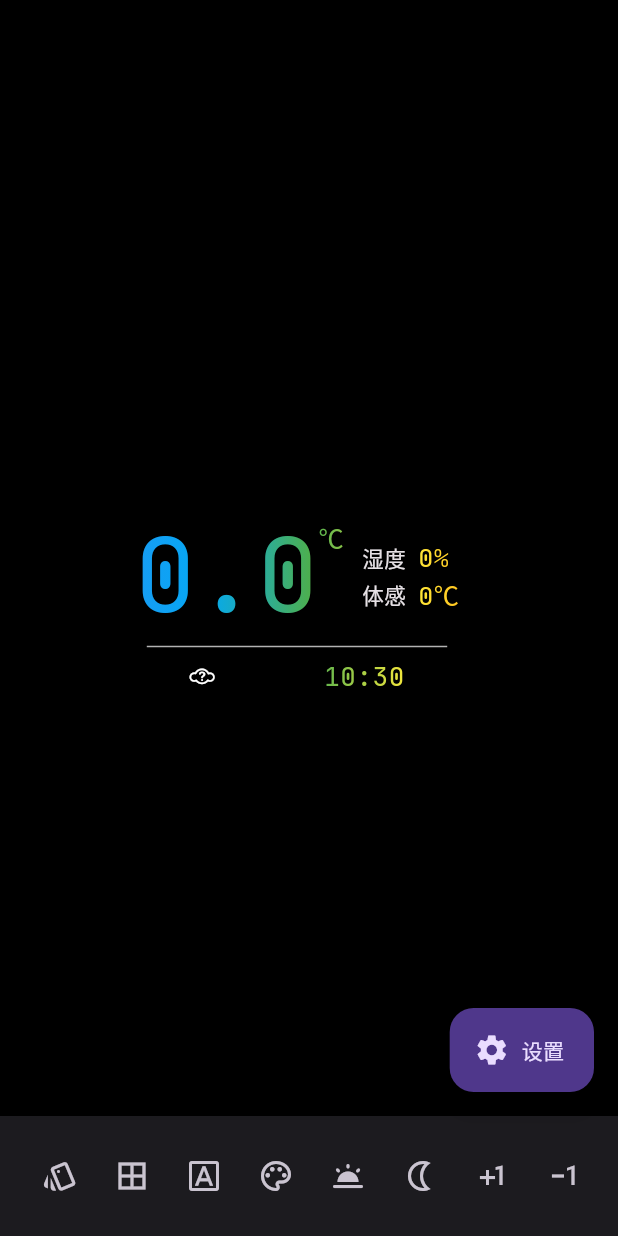
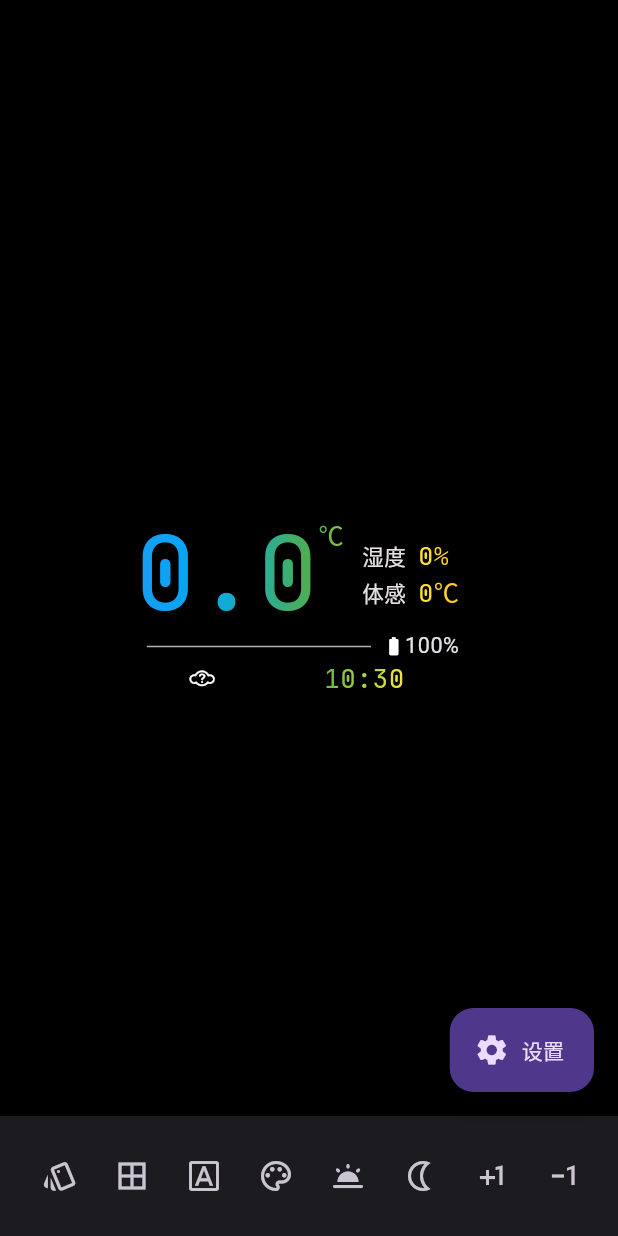
Before and after one commit to dengsgo/funny_time, a Flutter app: the screen it shows after launch, after a tap on "0.0", on a phone screen of 412 x 824 dp. Run offline on Flutter 3.47's test engine with Material 2 defaults, Android fonts, the phone set to English and light mode, and no system bars; our stand-ins replace battery_plus, shared_preferences, wakelock; missing offline and left inert: screen_brightness.

Commit message:
add battery level

```diff
--- a/lib/config.dart
+++ b/lib/config.dart
@@ -3,6 +3,7 @@ import 'dart:convert';
 import 'dart:io';
 import 'dart:ui';
 
+import 'package:battery_plus/battery_plus.dart';
 import 'package:flutter/foundation.dart';
 import 'package:flutter/material.dart';
 import 'package:funny_time/icons.dart';
@@ -62,6 +63,7 @@ class SettingConfigure {
     this.fontFamily = NumberFontFamily.jetBrainsMono,
     this.sharedScreenSize,
     this.textColorsPaintIndex = 3,
+    this.batteryLevel = 100,
     double appScreenBrightnessValue = -1,
     this.weatherInfo = const WeatherInfo(0, Temperature(0, 0, 0), Weather('', '', 0, '')),
 }) : _appScreenBrightnessValue = appScreenBrightnessValue,
@@ -100,6 +102,7 @@ class SettingConfigure {
   // plugins
   late SharedPreferences localStore;
   double _appScreenBrightnessValue;
+  int batteryLevel;
 
   // 保存亮度值，并尝试设置app亮度
   set appScreenBrightnessValue (v) {
@@ -137,6 +140,7 @@ class SettingManager {
     // 获取系统亮度
     if (!kIsWeb) {
       globalSetting.appScreenBrightnessValue = await currentBrightness;
+      globalSetting.batteryLevel = await getBatteryLevel();
     }
     // Obtain shared preferences.
     localStore = await SharedPreferences.getInstance();
@@ -184,6 +188,7 @@ class SettingManager {
   static void _autoJob() {
     Timer.periodic(const Duration(minutes: 1), (timer) async {
       _autoBrightness();
+      globalSetting.batteryLevel = await getBatteryLevel(); // 一分钟更新一次电池电量，有延迟也什么问题
     });
   }
 
@@ -261,6 +266,16 @@ void wakeLockDisable() {
   }
 }
 
+// battery
+Future<int> getBatteryLevel() async {
+  try {
+    return await Battery().batteryLevel;
+  } catch (e) {
+    print("getBatteryLevel fail $e");
+  }
+  return 100;
+}
+
 // weather icons
 
 // global
@@ -327,6 +342,20 @@ const Map<String, IconData> weatherIconDataMap = {
   "50n": WeatherIcons.fog,
 };
 
+const Map<int, IconData> batteryIconMap = {
+  0: Icons.battery_alert,
+  1: Icons.battery_alert,
+  2: Icons.battery_2_bar,
+  3: Icons.battery_3_bar,
+  4: Icons.battery_4_bar,
+  5: Icons.battery_5_bar,
+  6: Icons.battery_6_bar,
+  7: Icons.battery_6_bar,
+  8: Icons.battery_6_bar,
+  9: Icons.battery_6_bar,
+  10: Icons.battery_full,
+};
+
 // 渐变颜色表
 const List<List<Color>> paintLinearColorsMap = [
   [], // 0 default = null
--- a/lib/time.dart
+++ b/lib/time.dart
@@ -221,13 +221,21 @@ class _WeatherViewState extends State<WeatherView> {
         )
     );
     if (widget.weatherStyle > 1) {
+      final small = Theme.of(context).textTheme.bodySmall;
       return IntrinsicWidth(
         child: Column(
           mainAxisSize: MainAxisSize.min,
           crossAxisAlignment: CrossAxisAlignment.center,
           children: [
             body,
-            const Divider(color: Colors.white70, indent: 8, endIndent: 8),
+            Row(
+              mainAxisSize: MainAxisSize.max,
+              children: [
+                Flexible(child: const Divider(color: Colors.white70, indent: 8, endIndent: 8)),
+                Icon(batteryIconMap[globalSetting.batteryLevel/10], size: 12 * globalSetting.timeFontSizeScale,),
+                Text("${globalSetting.batteryLevel}%", style: small?.copyWith(fontSize: small!.fontSize! * globalSetting.timeFontSizeScale),),
+              ],
+            ),
             ..._styleTimeWidgets()
           ],
         ),
--- a/pubspec.yaml
+++ b/pubspec.yaml
@@ -39,6 +39,7 @@ dependencies:
   wakelock: ^0.6.2
   shared_preferences: ^2.1.1
   http: ^1.0.0
+  battery_plus: ^4.0.1
 
 dev_dependencies:
   flutter_test:
```
Also changed, not shown: pubspec.lock, 3 other files.
